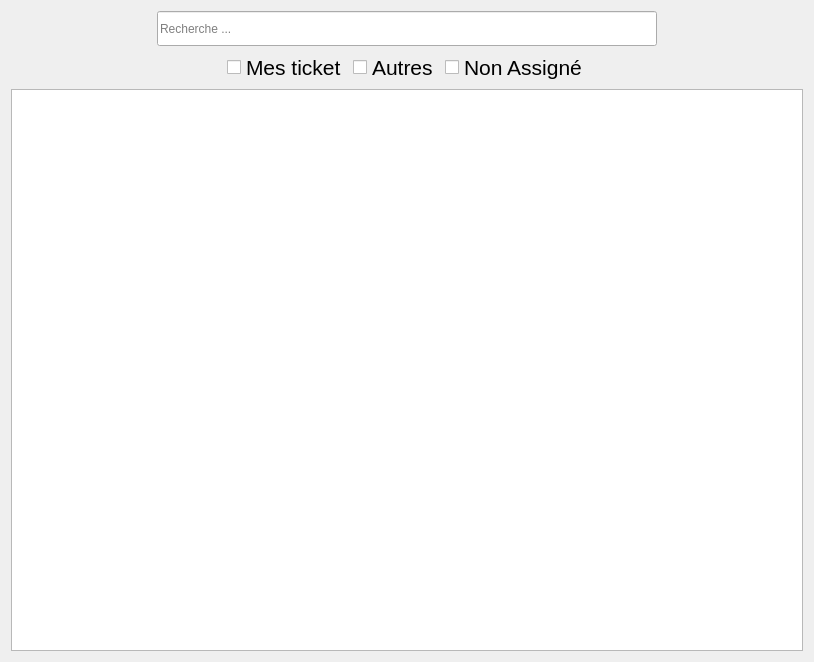
Qt form App/Juntos/uiticket.ui (workspacerg/Juntos) before a commit.
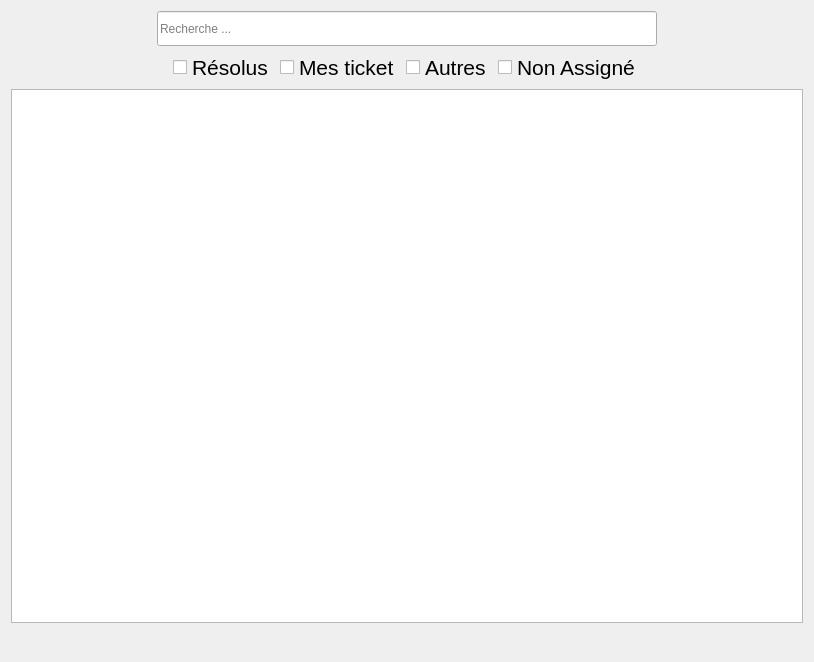
The same form after that commit. Icons and pictures are not drawn.

Commit message: Add class c ticket + modification interface ticket

The edit to the form file:
```diff
--- a/App/Juntos/uiticket.ui
+++ b/App/Juntos/uiticket.ui
@@ -13,8 +13,31 @@
   <property name="windowTitle">
    <string>Form</string>
   </property>
-  <layout class="QGridLayout" name="gridLayout">
-   <item row="2" column="0">
+  <layout class="QVBoxLayout" name="verticalLayout">
+   <item>
+    <layout class="QHBoxLayout" name="horizontalLayout_2">
+     <item>
+      <widget class="QLineEdit" name="lineEdit">
+       <property name="minimumSize">
+        <size>
+         <width>500</width>
+         <height>35</height>
+        </size>
+       </property>
+       <property name="maximumSize">
+        <size>
+         <width>500</width>
+         <height>16777215</height>
+        </size>
+       </property>
+       <property name="placeholderText">
+        <string>Recherche ...</string>
+       </property>
+      </widget>
+     </item>
+    </layout>
+   </item>
+   <item>
     <layout class="QHBoxLayout" name="horizontalLayout">
      <item>
       <spacer name="horizontalSpacer">
@@ -29,6 +52,19 @@
        </property>
       </spacer>
      </item>
+     <item>
+      <widget class="QCheckBox" name="NonAssigntk_2">
+       <property name="font">
+        <font>
+         <family>Helvetica Neue</family>
+         <pointsize>16</pointsize>
+        </font>
+       </property>
+       <property name="text">
+        <string>Résolus</string>
+       </property>
+      </widget>
+     </item>
      <item>
       <widget class="QCheckBox" name="MesTk">
        <property name="font">
@@ -83,30 +119,77 @@
      </item>
     </layout>
    </item>
-   <item row="3" column="0">
+   <item>
     <widget class="QTableWidget" name="tableWidgetTicket"/>
    </item>
-   <item row="0" column="0">
-    <layout class="QHBoxLayout" name="horizontalLayout_2">
+   <item>
+    <layout class="QHBoxLayout" name="horizontalLayout_3">
      <item>
-      <widget class="QLineEdit" name="lineEdit">
-       <property name="minimumSize">
+      <spacer name="horizontalSpacer_3">
+       <property name="orientation">
+        <enum>Qt::Horizontal</enum>
+       </property>
+       <property name="sizeHint" stdset="0">
         <size>
-         <width>500</width>
-         <height>35</height>
+         <width>40</width>
+         <height>20</height>
         </size>
        </property>
-       <property name="maximumSize">
+      </spacer>
+     </item>
+     <item>
+      <widget class="QPushButton" name="pushButton">
+       <property name="text">
+        <string/>
+       </property>
+       <property name="icon">
+        <iconset resource="Images.qrc">
+         <normaloff>:/new/MenuInterface/Ressouces/plus-512.png</normaloff>:/new/MenuInterface/Ressouces/plus-512.png</iconset>
+       </property>
+       <property name="iconSize">
         <size>
-         <width>500</width>
-         <height>16777215</height>
+         <width>25</width>
+         <height>25</height>
         </size>
        </property>
-       <property name="placeholderText">
-        <string>Recherche ...</string>
+       <property name="flat">
+        <bool>true</bool>
        </property>
       </widget>
      </item>
+     <item>
+      <widget class="QPushButton" name="pushButton_2">
+       <property name="text">
+        <string/>
+       </property>
+       <property name="icon">
+        <iconset resource="Images.qrc">
+         <normaloff>:/new/MenuInterface/Ressouces/dnd-512.png</normaloff>:/new/MenuInterface/Ressouces/dnd-512.png</iconset>
+       </property>
+       <property name="iconSize">
+        <size>
+         <width>25</width>
+         <height>25</height>
+        </size>
+       </property>
+       <property name="flat">
+        <bool>true</bool>
+       </property>
+      </widget>
+     </item>
+     <item>
+      <spacer name="horizontalSpacer_4">
+       <property name="orientation">
+        <enum>Qt::Horizontal</enum>
+       </property>
+       <property name="sizeHint" stdset="0">
+        <size>
+         <width>40</width>
+         <height>20</height>
+        </size>
+       </property>
+      </spacer>
+     </item>
     </layout>
    </item>
   </layout>
```
Left out of the diff: 4 changed lines with no effect on the pictures. The commit also changes 4 other files.
